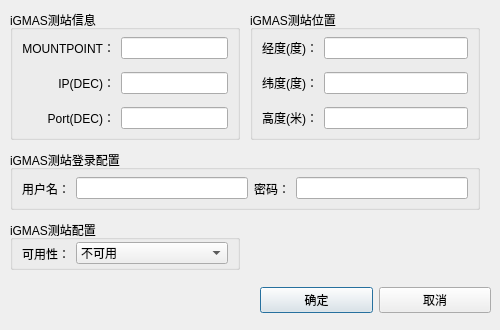
Above: widget/dialog/modify_igmasstation_dialog.ui from yanghang8612/SMAMMainUI before the change. Below: the same form after it.
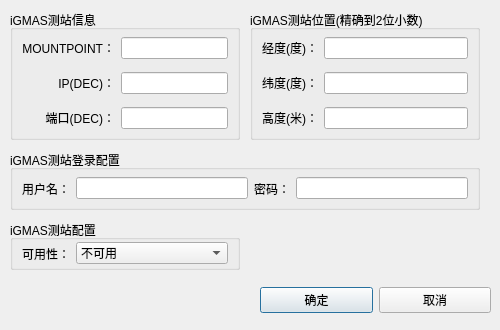
That is the form after the change.

```diff
--- a/widget/dialog/modify_igmasstation_dialog.ui
+++ b/widget/dialog/modify_igmasstation_dialog.ui
@@ -58,7 +58,7 @@
     </rect>
    </property>
    <property name="title">
-    <string>iGMAS测站位置</string>
+    <string>iGMAS测站位置(精确到2位小数)</string>
    </property>
    <layout class="QGridLayout" name="gridLayout">
     <property name="topMargin">
@@ -156,7 +156,7 @@
     <item row="2" column="0">
      <widget class="QLabel" name="label_3">
       <property name="text">
-       <string>Port(DEC)：</string>
+       <string>端口(DEC)：</string>
       </property>
       <property name="alignment">
        <set>Qt::AlignRight|Qt::AlignTrailing|Qt::AlignVCenter</set>
```
